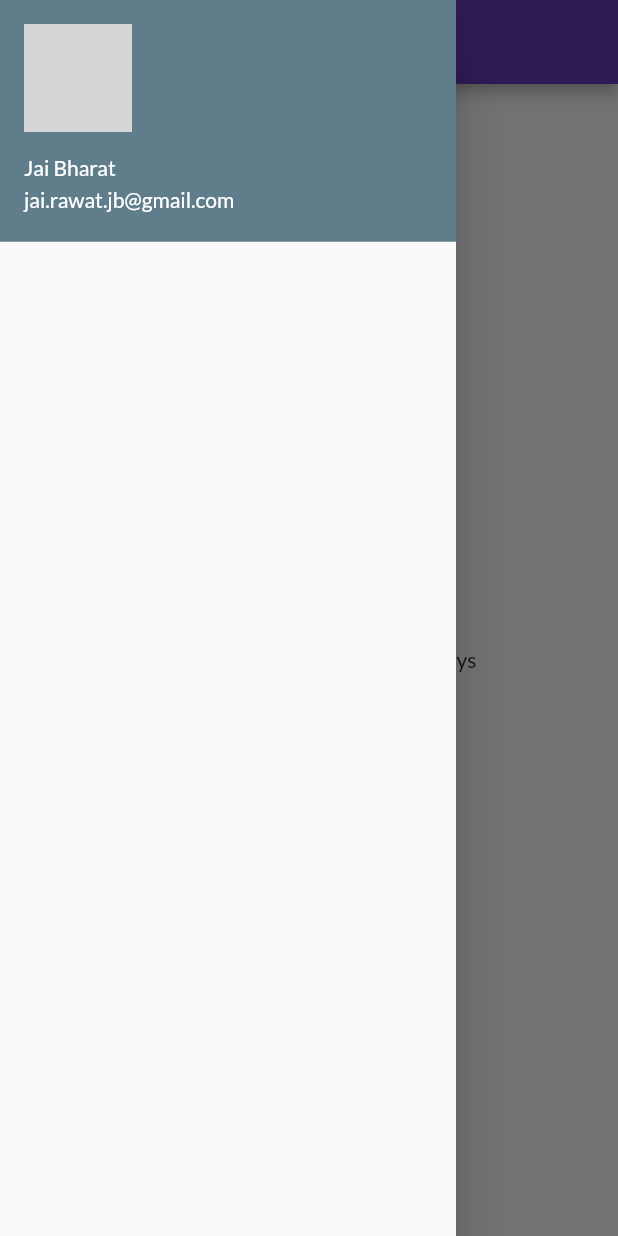
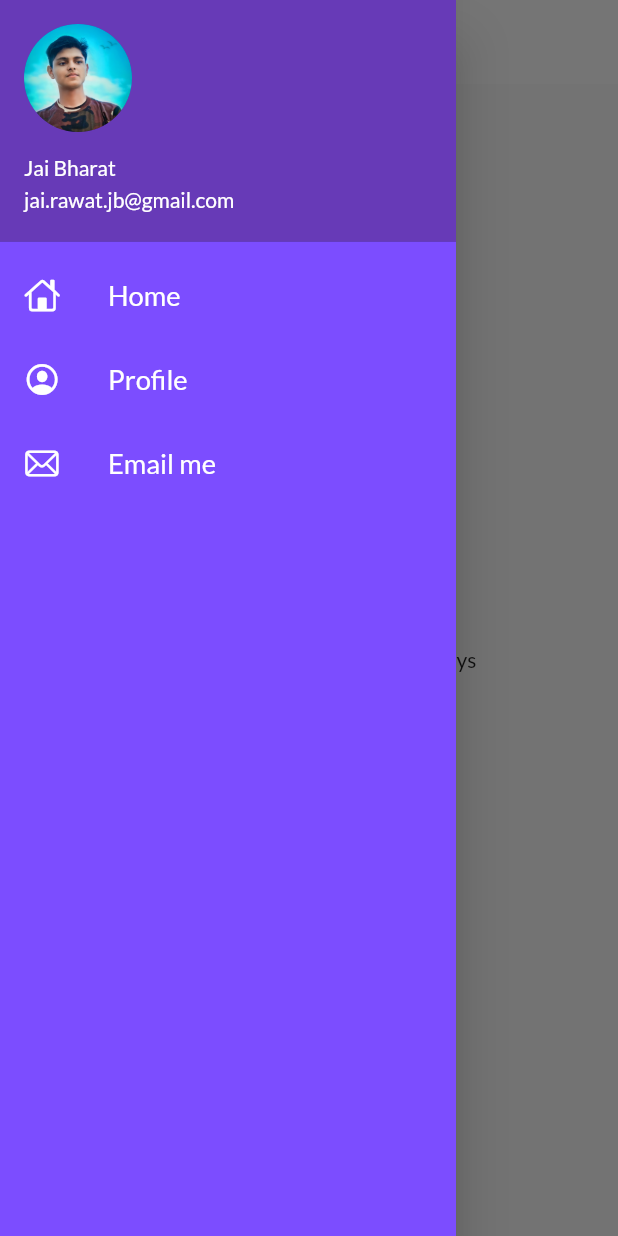
Before and after one commit to Jai-Bharat/myapp, a Flutter app: the screen it shows after launch, with the side drawer open, on a phone screen of 412 x 824 dp. Run offline on Flutter 3.47's test engine with Material 2 defaults, Android fonts, the phone set to English and light mode, and no system bars; our stand-ins replace google_fonts; grey boxes are pictures that could not be loaded.

Commit message:
Themes extracted

```diff
--- a/lib/main.dart
+++ b/lib/main.dart
@@ -1,7 +1,7 @@
 import 'package:flutter/material.dart';
 import 'package:myapp/pages/login_page.dart';
-import 'package:google_fonts/google_fonts.dart';
 import 'package:myapp/utils/routes.dart';
+import 'package:myapp/widgets/themes.dart';
 import 'pages/home_page.dart';
 
 void main() {
@@ -19,13 +19,8 @@ class MyApp extends StatelessWidget {
       debugShowCheckedModeBanner: false,
       // home: HomePage(),
       themeMode: ThemeMode.light,
-      theme: ThemeData(
-        primarySwatch: Colors.deepPurple,
-        fontFamily: GoogleFonts.lato().fontFamily,
-      ),
-      darkTheme: ThemeData(
-        brightness: Brightness.dark,
-      ),
+      theme: MyTheme.lightTheme(BuildContext),
+      darkTheme: MyTheme.darkTheme(BuildContext),
       initialRoute: MyRoutes.homeRoute,
       routes: {
         "/": (context) => LoginPage(),
--- a/lib/pages/home_page.dart
+++ b/lib/pages/home_page.dart
@@ -14,16 +14,20 @@ class HomePage extends StatelessWidget {
   Widget build(BuildContext context) {
     return Scaffold(
       appBar: AppBar(
-        title:Text("Catalog App"),
+        // backgroundColor: Colors.white,
+        // elevation: 0.0,
+        // iconTheme: IconThemeData(color: Colors.black),
+        title: Text(
+          "Catalog App",
+
+        ),
       ),
       body: Center(
         child: Container(
           child: Text("Hey! I am $name here for $days days"),
         ),
       ),
-      drawer: MyDrawer(
-
-      ),
+      drawer: MyDrawer(),
     );
   }
 }
--- a/lib/widgets/drawer.dart
+++ b/lib/widgets/drawer.dart
@@ -1,24 +1,69 @@
+import 'package:flutter/cupertino.dart';
 import 'package:flutter/material.dart';
 
 class MyDrawer extends StatelessWidget {
   @override
   Widget build(BuildContext context) {
-    final imageProfile = "assets/images/pp.png";
+    final imageProfile = "assets/images/pp.jpg";
 
     return Drawer(
-      child: ListView(
-        children: [
-          DrawerHeader(
+      child: Container(
+        color: Colors.deepPurpleAccent,
+        child: ListView(
+          padding: EdgeInsets.zero,
+          children: [
+            DrawerHeader(
               padding: EdgeInsets.zero,
               child: UserAccountsDrawerHeader(
-                decoration: BoxDecoration(color: Colors.blueGrey),
+                // decoration: BoxDecoration(color: Colors.red),
                 margin: EdgeInsets.zero,
                 accountName: Text("Jai Bharat"),
                 accountEmail: Text("jai.rawat.jb@gmail.com"),
                 currentAccountPicture:
                     CircleAvatar(backgroundImage: AssetImage(imageProfile)),
-              ))
-        ],
+              ),
+            ),
+            ListTile(
+              leading: Icon(
+                CupertinoIcons.home,
+                color: Colors.white,
+              ),
+              title: Text(
+                "Home",
+                textScaleFactor: 1.3,
+                style: TextStyle(
+                  color: Colors.white,
+                ),
+              ),
+            ),
+            ListTile(
+              leading: Icon(
+                CupertinoIcons.profile_circled,
+                color: Colors.white,
+              ),
+              title: Text(
+                "Profile",
+                textScaleFactor: 1.3,
+                style: TextStyle(
+                  color: Colors.white,
+                ),
+              ),
+            ),
+            ListTile(
+              leading: Icon(
+                CupertinoIcons.mail,
+                color: Colors.white,
+              ),
+              title: Text(
+                "Email me",
+                textScaleFactor: 1.3,
+                style: TextStyle(
+                  color: Colors.white,
+                ),
+              ),
+            ),
+          ],
+        ),
       ),
     );
   }
--- /dev/null
+++ b/lib/widgets/themes.dart
@@ -0,0 +1,22 @@
+import 'package:google_fonts/google_fonts.dart';
+import 'package:flutter/cupertino.dart';
+import 'package:flutter/material.dart';
+
+class MyTheme {
+  static ThemeData lightTheme(BuildContext) => ThemeData(
+        primarySwatch: Colors.deepPurple,
+        fontFamily: GoogleFonts.lato().fontFamily,
+        appBarTheme: AppBarTheme(
+          color: Colors.white,
+          elevation: 0.0,
+          iconTheme: IconThemeData(color: Colors.black),
+          titleTextStyle: TextStyle(color: Colors.black),
+          // textTheme: Theme.of(context).textTheme,
+        ),
+        // textTheme: Theme.of(context).textTheme,
+      );
+
+  static ThemeData darkTheme(BuildContext) => ThemeData(
+        brightness: Brightness.dark,
+      );
+}
```
